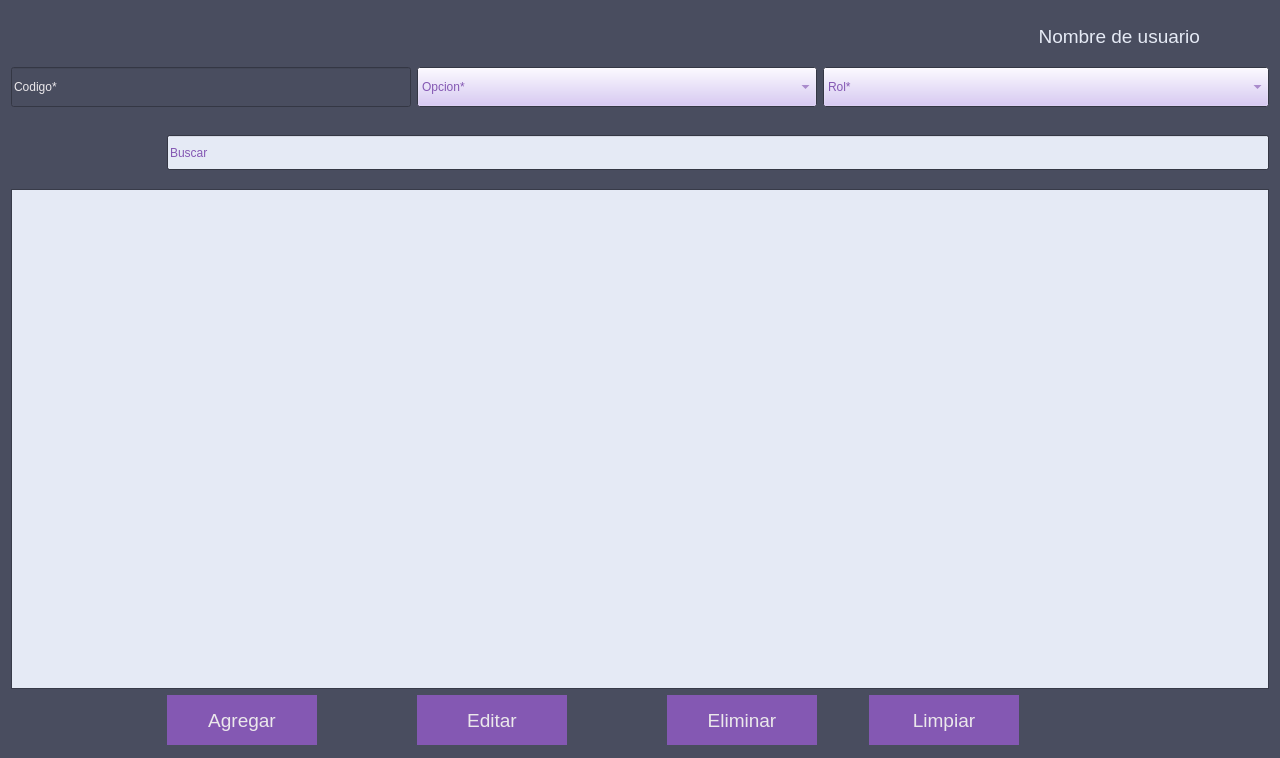
This is vistas/UIs/frmRoles.ui in andyy-nr/pda-proyecto as Qt 5 draws it before an edit. The edited form follows.
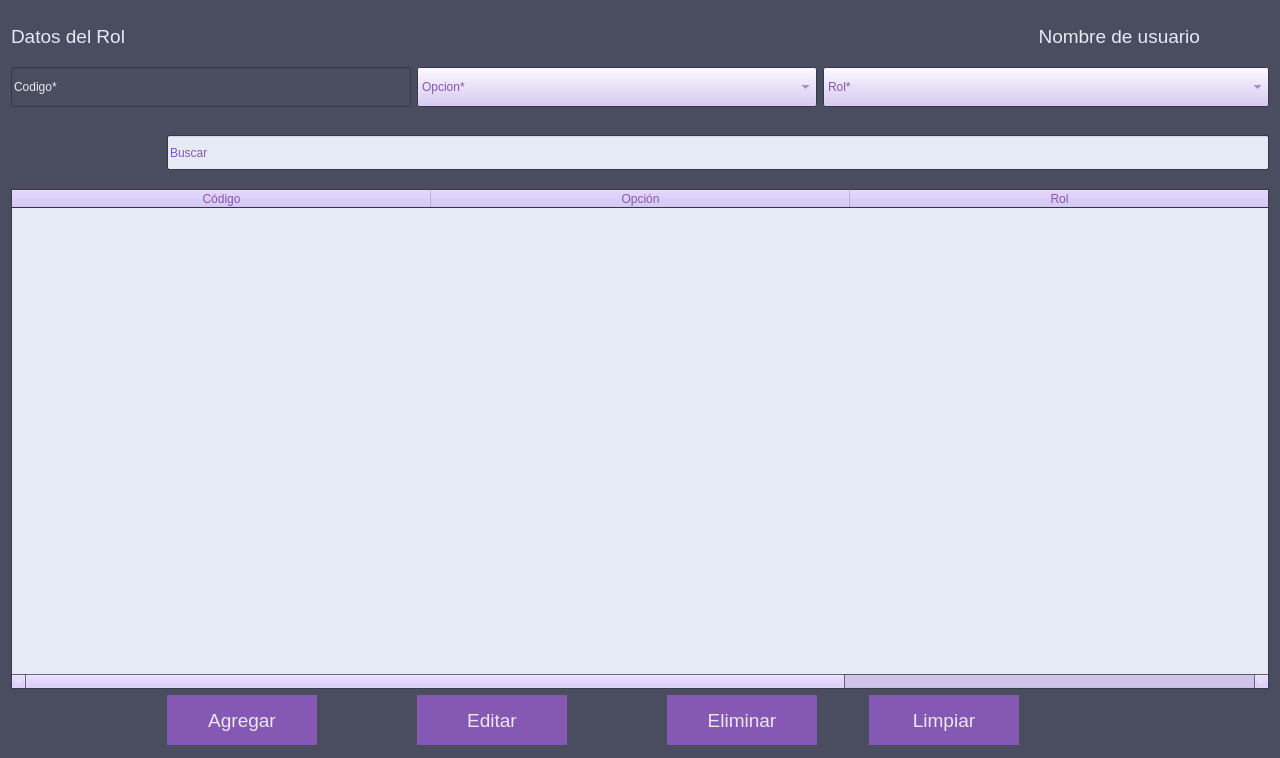
This is the edited form. Icons and pictures are not drawn.

What changed in the file:
```diff
--- a/vistas/UIs/frmRoles.ui
+++ b/vistas/UIs/frmRoles.ui
@@ -303,42 +303,6 @@
    <string>Eliminar información de rol</string>
   </property>
   <layout class="QGridLayout" name="gridLayout">
-   <item row="0" column="0" alignment="Qt::AlignLeft">
-    <widget class="QPushButton" name="btn_regresar">
-     <property name="minimumSize">
-      <size>
-       <width>50</width>
-       <height>50</height>
-      </size>
-     </property>
-     <property name="maximumSize">
-      <size>
-       <width>50</width>
-       <height>50</height>
-      </size>
-     </property>
-     <property name="styleSheet">
-      <string notr="true">border-style: outset;
-background-color: :#494D5F;
-
-
-</string>
-     </property>
-     <property name="text">
-      <string/>
-     </property>
-     <property name="icon">
-      <iconset resource="../imagenes/imagenes.qrc">
-       <normaloff>:/iconos/Flecha.png</normaloff>:/iconos/Flecha.png</iconset>
-     </property>
-     <property name="iconSize">
-      <size>
-       <width>40</width>
-       <height>40</height>
-      </size>
-     </property>
-    </widget>
-   </item>
    <item row="5" column="6">
     <spacer name="horizontalSpacer_3">
      <property name="orientation">
@@ -657,31 +621,6 @@
      </property>
     </spacer>
    </item>
-   <item row="4" column="0" colspan="8">
-    <widget class="QTableView" name="tbl_roles">
-     <property name="sizePolicy">
-      <sizepolicy hsizetype="Ignored" vsizetype="Ignored">
-       <horstretch>0</horstretch>
-       <verstretch>0</verstretch>
-      </sizepolicy>
-     </property>
-     <property name="minimumSize">
-      <size>
-       <width>0</width>
-       <height>500</height>
-      </size>
-     </property>
-     <property name="maximumSize">
-      <size>
-       <width>16777215</width>
-       <height>500</height>
-      </size>
-     </property>
-     <property name="contextMenuPolicy">
-      <enum>Qt::CustomContextMenu</enum>
-     </property>
-    </widget>
-   </item>
    <item row="5" column="3">
     <widget class="QPushButton" name="btn_editar">
      <property name="minimumSize">
@@ -1048,6 +987,64 @@
      </property>
     </widget>
    </item>
+   <item row="4" column="0" colspan="8">
+    <widget class="QTableWidget" name="tbl_roles">
+     <property name="sizePolicy">
+      <sizepolicy hsizetype="Ignored" vsizetype="Ignored">
+       <horstretch>0</horstretch>
+       <verstretch>0</verstretch>
+      </sizepolicy>
+     </property>
+     <property name="minimumSize">
+      <size>
+       <width>0</width>
+       <height>500</height>
+      </size>
+     </property>
+     <property name="maximumSize">
+      <size>
+       <width>16777215</width>
+       <height>500</height>
+      </size>
+     </property>
+     <property name="contextMenuPolicy">
+      <enum>Qt::CustomContextMenu</enum>
+     </property>
+     <attribute name="horizontalHeaderDefaultSectionSize">
+      <number>419</number>
+     </attribute>
+     <attribute name="horizontalHeaderStretchLastSection">
+      <bool>true</bool>
+     </attribute>
+     <column>
+      <property name="text">
+       <string>Código</string>
+      </property>
+     </column>
+     <column>
+      <property name="text">
+       <string>Opción</string>
+      </property>
+     </column>
+     <column>
+      <property name="text">
+       <string>Rol</string>
+      </property>
+     </column>
+    </widget>
+   </item>
+   <item row="0" column="0">
+    <widget class="QLabel" name="label">
+     <property name="font">
+      <font>
+       <pointsize>14</pointsize>
+      </font>
+     </property>
+     <property name="text">
+      <string>Datos del Rol</string>
+     </property>
+    </widget>
+   </item>
   </layout>
  </widget>
  <resources>
```
Left out of the diff: 2 changed lines with no effect on the pictures.
